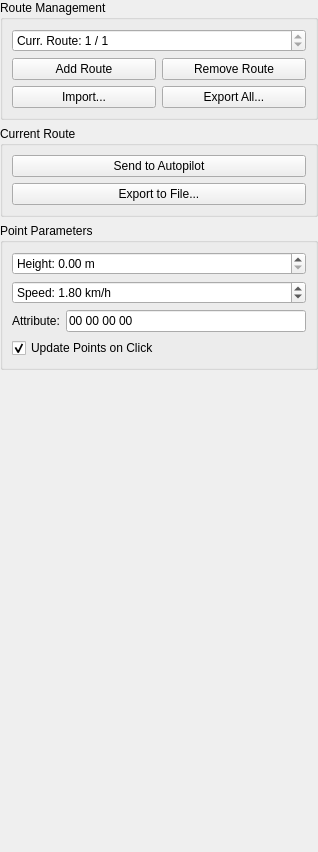
This is userinterface/planui.ui in RISE-Dependable-Transport-Systems/WayWise as Qt 5 draws it before an edit. The edited form follows.
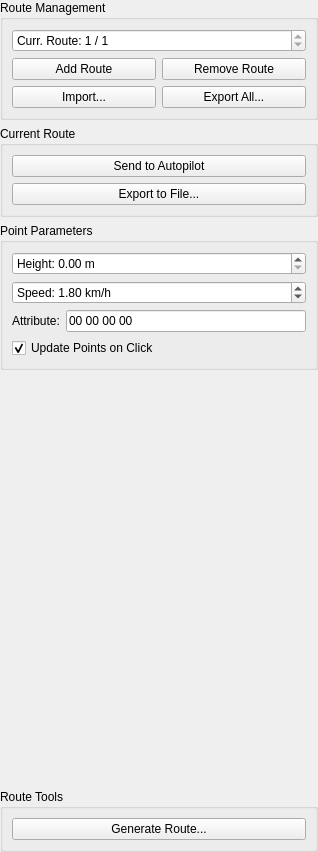
This is the edited form.

Commit message: Implement RouteGeneratorUI with ZigZagRouteGenerator, accessible from PlanUI

```diff
--- a/userinterface/planui.ui
+++ b/userinterface/planui.ui
@@ -209,6 +209,22 @@
      </property>
     </spacer>
    </item>
+   <item>
+    <widget class="QGroupBox" name="groupBox_3">
+     <property name="title">
+      <string>Route Tools</string>
+     </property>
+     <layout class="QVBoxLayout" name="verticalLayout_5">
+      <item>
+       <widget class="QPushButton" name="generateRouteButton">
+        <property name="text">
+         <string>Generate Route...</string>
+        </property>
+       </widget>
+      </item>
+     </layout>
+    </widget>
+   </item>
   </layout>
  </widget>
  <resources/>
```
The commit also changes 9 other files.
